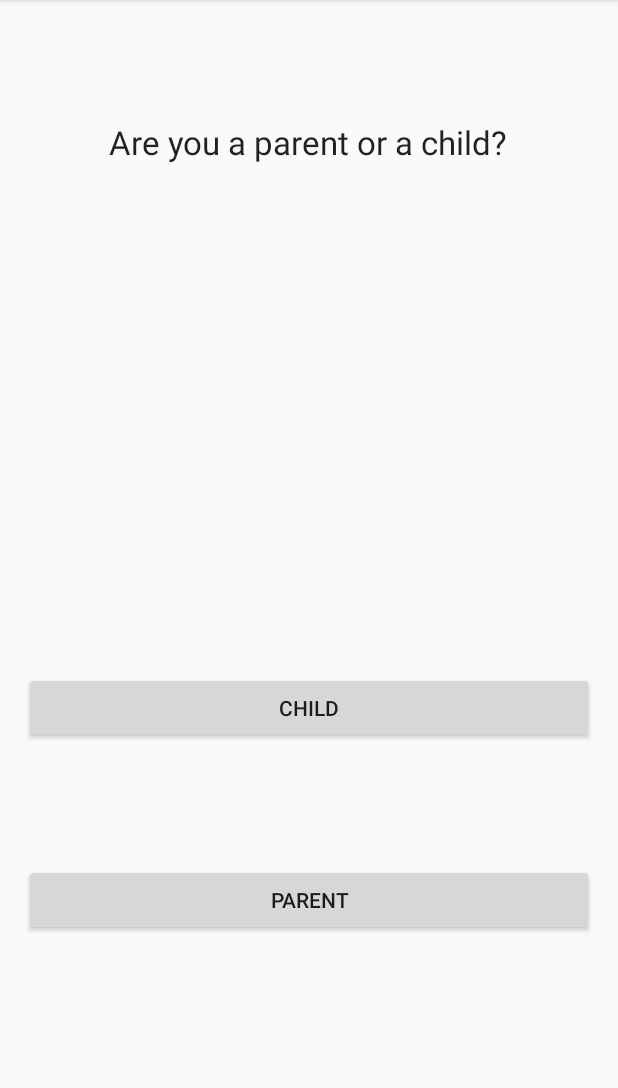
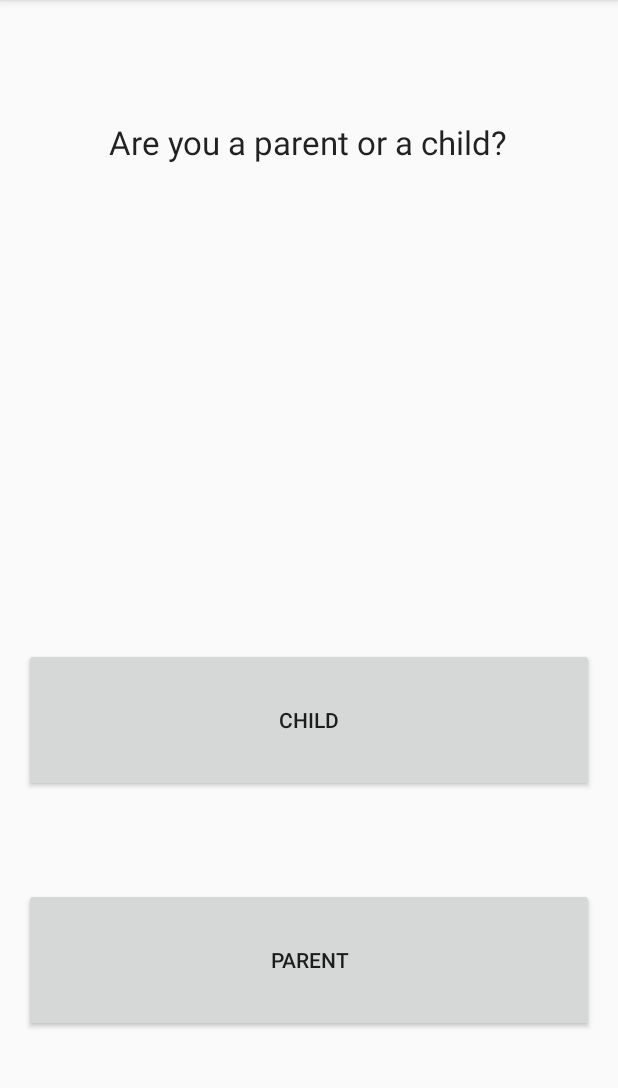
Before and after one commit to hostitwise/Pokemommas, an Android app: the screen it shows after launch (MainActivity), on a phone screen of 412 x 824 dp, the part 84-1172 px from its top. Run offline under Robolectric (Android 15) with nearby library versions, the phone set to English and light mode, and no system bars.

Commit message:
Initial Setup with buttons

```diff
--- a/app/src/main/res/layout/activity_main.xml
+++ b/app/src/main/res/layout/activity_main.xml
@@ -9,32 +9,34 @@
     android:paddingTop="@dimen/activity_vertical_margin"
 
     tools:context="com.hostitwise.pokemommas.MainActivity">
-    <Button
-        android:layout_width="match_parent"
-        android:layout_height="wrap_content"
-        android:text="Parent"
-        android:id="@+id/intro_parent_button"
-        android:layout_marginBottom="128dp"
-        android:layout_alignParentBottom="true"
-        android:layout_centerHorizontal="true" />
-
-    <Button
-        android:layout_width="match_parent"
-        android:layout_height="wrap_content"
-        android:text="Child"
-        android:id="@+id/intro_child_button"
-        android:layout_alignBottom="@id/intro_parent_button"
-        android:layout_centerHorizontal="true"
-        android:layout_marginBottom="128dp" />
-
 
     <TextView
         android:layout_width="wrap_content"
         android:layout_height="wrap_content"
         android:textAppearance="?android:attr/textAppearanceLarge"
         android:text="Are you a parent or a child?"
-        android:id="@+id/textView"
+        android:id="@+id/intro_question_text"
         android:layout_alignParentTop="true"
         android:layout_marginTop="64dp"
         android:layout_centerHorizontal="true" />
+
+    <Button
+        android:layout_width="match_parent"
+        android:layout_height="96dp"
+        android:text="Child"
+        android:id="@+id/intro_child_button"
+        android:layout_above="@id/intro_parent_button"
+        android:layout_centerHorizontal="true"
+        android:layout_marginBottom="64dp" />
+
+    <Button
+        android:layout_width="match_parent"
+        android:layout_height="96dp"
+        android:text="Parent"
+        android:id="@+id/intro_parent_button"
+        android:layout_marginBottom="64dp"
+        android:layout_alignParentBottom="true"
+        android:layout_centerHorizontal="true" />
+
+
 </RelativeLayout>
```
